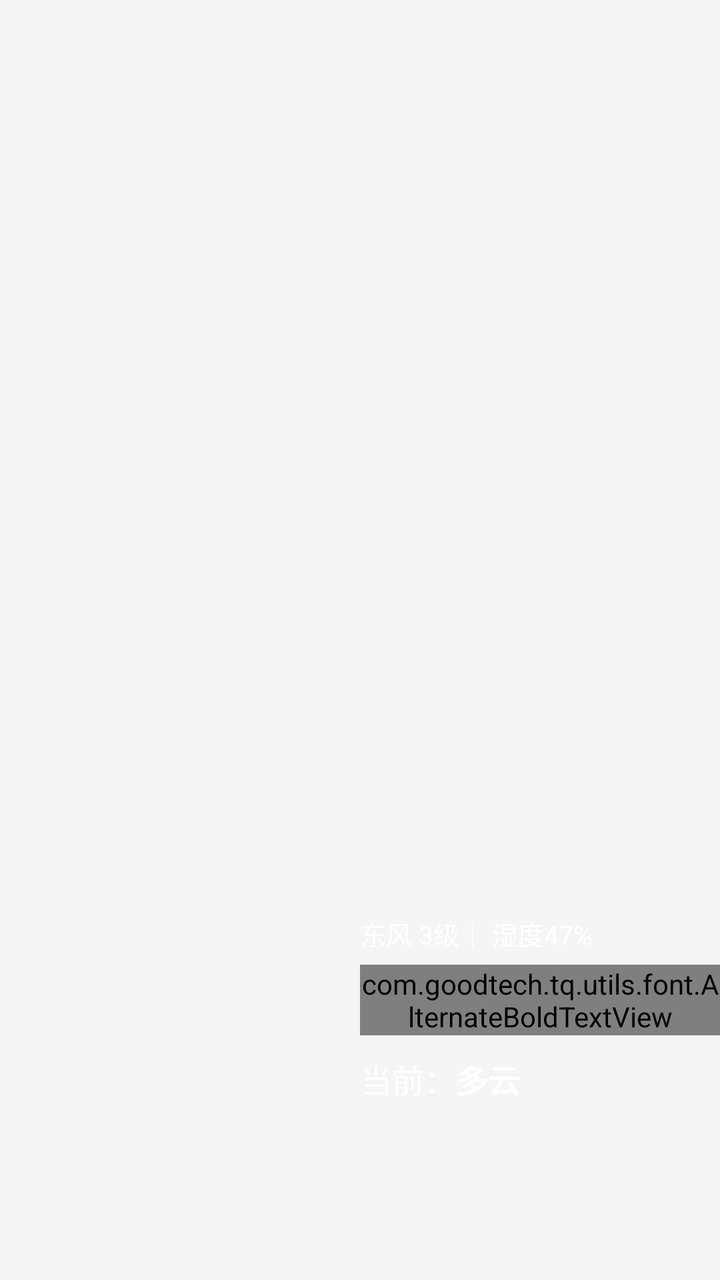
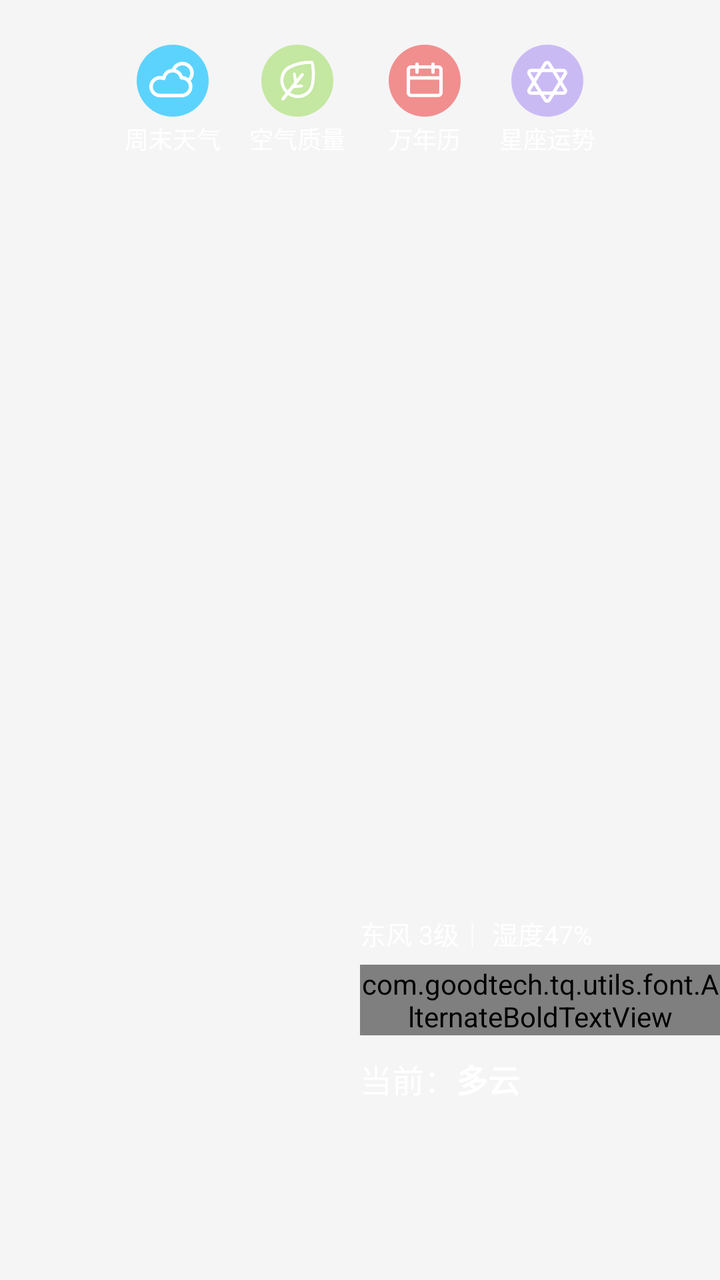

Two renders of the same Android screen: before a commit and after it. Below are the layout's source before the change and the commit's diff.
<!-- AndroidManifest.xml: application theme AppTheme.NoActionBar.TransparentStatusBar.ImmerseStatusBar -->
<!-- res/layout/weather_item_current.xml -->
<?xml version="1.0" encoding="utf-8"?>
<androidx.constraintlayout.widget.ConstraintLayout xmlns:android="http://schemas.android.com/apk/res/android"
    xmlns:app="http://schemas.android.com/apk/res-auto"
    android:id="@+id/linearLayout3"
    android:layout_width="match_parent"
    android:layout_height="wrap_content"
    android:minHeight="320dp">

    <LinearLayout
        android:layout_width="match_parent"
        android:layout_height="wrap_content"
        android:minHeight="140dp"
        android:gravity="center"
        android:layout_marginBottom="70dp"
        app:layout_constraintBottom_toBottomOf="parent">

        <ImageView
            android:id="@+id/img_icon"
            android:layout_width="0dp"
            android:layout_height="wrap_content"
            android:layout_weight="1"
            app:srcCompat="@drawable/icon36" />

        <androidx.constraintlayout.widget.ConstraintLayout
            android:layout_width="0dp"
            android:layout_height="wrap_content"
            android:layout_weight="1">

            <TextView
                android:id="@+id/tv_rh_wrap"
                android:layout_width="wrap_content"
                android:layout_height="0dp"
                android:text="东风 3级｜ 湿度47%"
                android:textColor="@color/white"
                android:textSize="13dp"
                android:gravity="bottom"
                android:layout_marginBottom="14dp"
                app:layout_constraintTop_toTopOf="parent"
                app:layout_constraintStart_toStartOf="parent"
                app:layout_constraintBottom_toTopOf="@+id/alternateBoldTextView" />

            <com.goodtech.tq.utils.font.AlternateBoldTextView
                android:id="@+id/tv_temperature"
                android:layout_width="wrap_content"
                android:layout_height="wrap_content"
                android:text="26"
                android:textColor="@color/white"
                android:textSize="64dp"
                app:layout_constraintStart_toStartOf="parent"
                app:layout_constraintBottom_toBottomOf="parent"
                app:layout_constraintTop_toTopOf="parent" />

            <com.goodtech.tq.utils.font.AlternateBoldTextView
                android:id="@+id/alternateBoldTextView"
                android:layout_width="wrap_content"
                android:layout_height="wrap_content"
                android:layout_marginStart="4dp"
                android:layout_marginTop="16dp"
                android:text="℃"
                android:textColor="@color/white"
                android:textSize="36dp"
                app:layout_constraintBottom_toBottomOf="parent"
                app:layout_constraintStart_toEndOf="@+id/tv_temperature"
                app:layout_constraintTop_toTopOf="parent" />

            <TextView
                android:id="@+id/tv_current"
                android:layout_width="wrap_content"
                android:layout_height="wrap_content"
                android:text="当前："
                android:textColor="@color/white"
                android:textSize="@dimen/sp_16"
                android:layout_marginTop="2dp"
                app:layout_constraintStart_toStartOf="parent"
                app:layout_constraintTop_toBottomOf="@+id/alternateBoldTextView" />

            <TextView
                android:id="@+id/tv_wx_phrase"
                android:layout_width="wrap_content"
                android:layout_height="0dp"
                android:layout_marginTop="2dp"
                android:text="多云"
                android:textColor="@color/white"
                android:textSize="@dimen/sp_16"
                android:fontFamily="sans-serif-black"
                android:layout_marginBottom="2dp"
                app:layout_constraintBottom_toBottomOf="parent"
                app:layout_constraintStart_toEndOf="@+id/tv_current"
                app:layout_constraintTop_toBottomOf="@+id/alternateBoldTextView" />


        </androidx.constraintlayout.widget.ConstraintLayout>

    </LinearLayout>


    <LinearLayout
        android:layout_width="match_parent"
        android:layout_height="wrap_content"
        android:gravity="center"
        android:layout_marginStart="4dp"
        android:layout_marginEnd="4dp"
        android:layout_marginBottom="8dp"
        app:layout_constraintBottom_toBottomOf="parent">

        <ImageView
            android:layout_width="wrap_content"
            android:layout_height="wrap_content"
            app:srcCompat="@drawable/ic_notice" />

        <TextView
            android:id="@+id/tv_notice"
            android:layout_width="wrap_content"
            android:layout_height="wrap_content"
            android:text=""
            android:textColor="@color/white"
            android:textSize="12dp"
            android:lines="1"
            android:gravity="center"
            android:autoSizeTextType="uniform"
            android:autoSizeMinTextSize="8dp"
            android:layout_marginStart="4dp"
            />
    </LinearLayout>

</androidx.constraintlayout.widget.ConstraintLayout>
<!-- resources referenced by this layout -->
<resources>
  <color name="white">#FFFFFF</color>
  <dimen name="sp_16">16dp</dimen>
  <!-- drawable ic_notice: png bitmap (drawable-xxhdpi, 428 bytes) -->
  <!-- drawable icon36: png bitmap (drawable-xxhdpi, 8157 bytes) -->
  <style name="AppTheme.NoActionBar.TransparentStatusBar.ImmerseStatusBar" />
</resources>

<!-- the commit's change to res/layout/weather_item_current.xml (unified diff, before → after) -->
@@ -4,7 +4,14 @@
     android:id="@+id/linearLayout3"
     android:layout_width="match_parent"
     android:layout_height="wrap_content"
-    android:minHeight="320dp">
+    android:minHeight="400dp">
+
+    <include layout="@layout/weather_item_header"
+        android:layout_width="match_parent"
+        android:layout_height="80dp"
+        android:layout_marginTop="10dp"
+        app:layout_constraintTop_toTopOf="parent"
+        />
 
     <LinearLayout
         android:layout_width="match_parent"
@@ -124,3 +131,131 @@
     </LinearLayout>
 
 </androidx.constraintlayout.widget.ConstraintLayout>
+<!-- res/layout/weather_item_header.xml (included above) -->
+<?xml version="1.0" encoding="utf-8"?>
+<androidx.constraintlayout.widget.ConstraintLayout xmlns:android="http://schemas.android.com/apk/res/android"
+    xmlns:app="http://schemas.android.com/apk/res-auto"
+    android:layout_width="match_parent"
+    android:layout_height="80dp" >
+
+    <LinearLayout
+        android:id="@+id/item_weekend_weather"
+        android:layout_width="wrap_content"
+        android:layout_height="wrap_content"
+        android:orientation="vertical"
+        android:gravity="center_horizontal"
+        app:layout_constraintTop_toTopOf="parent"
+        app:layout_constraintBottom_toBottomOf="parent"
+        app:layout_constraintStart_toStartOf="parent"
+        app:layout_constraintEnd_toEndOf="parent"
+        app:layout_constraintHorizontal_bias="0.2"
+        app:layout_constraintVertical_bias="0.5">
+
+        <ImageView
+            android:layout_width="36dp"
+            android:layout_height="36dp"
+            android:src="@drawable/ic_weekend_weather"
+            />
+
+        <TextView
+            android:layout_width="wrap_content"
+            android:layout_height="wrap_content"
+            android:layout_marginTop="2dp"
+            android:text="@string/title_weekend_weather"
+            android:textAlignment="center"
+            android:textColor="@color/white"
+            android:textSize="12dp" />
+
+    </LinearLayout>
+
+    <LinearLayout
+        android:id="@+id/layout_air_quality"
+        android:layout_width="wrap_content"
+        android:layout_height="wrap_content"
+        android:orientation="vertical"
+        android:gravity="center_horizontal"
+        app:layout_constraintTop_toTopOf="parent"
+        app:layout_constraintBottom_toBottomOf="parent"
+        app:layout_constraintStart_toStartOf="parent"
+        app:layout_constraintEnd_toEndOf="parent"
+        app:layout_constraintHorizontal_bias="0.4"
+        app:layout_constraintVertical_bias="0.5">
+
+        <ImageView
+            android:layout_width="36dp"
+            android:layout_height="36dp"
+            android:src="@drawable/ic_air_quality"
+            />
+
+        <TextView
+            android:layout_width="wrap_content"
+            android:layout_height="wrap_content"
+            android:textSize="12dp"
+            android:text="@string/title_air_quality"
+            android:textColor="@color/white"
+            android:textAlignment="center"
+            android:layout_marginTop="2dp" />
+
+    </LinearLayout>
+
+    <LinearLayout
+        android:id="@+id/item_calendar"
+        android:layout_width="wrap_content"
+        android:layout_height="wrap_content"
+        android:orientation="vertical"
+        android:gravity="center_horizontal"
+        app:layout_constraintTop_toTopOf="parent"
+        app:layout_constraintBottom_toBottomOf="parent"
+        app:layout_constraintStart_toStartOf="parent"
+        app:layout_constraintEnd_toEndOf="parent"
+        app:layout_constraintHorizontal_bias="0.6"
+        app:layout_constraintVertical_bias="0.5">
+
+        <ImageView
+            android:layout_width="36dp"
+            android:layout_height="36dp"
+            android:src="@drawable/ic_calendar"
+            />
+
+        <TextView
+            android:layout_width="wrap_content"
+            android:layout_height="wrap_content"
+            android:textSize="12dp"
+            android:text="@string/title_calendar"
+            android:textColor="@color/white"
+            android:textAlignment="center"
+            android:layout_marginTop="2dp" />
+
+    </LinearLayout>
+
+    <LinearLayout
+        android:id="@+id/item_constellation"
+        android:layout_width="wrap_content"
+        android:layout_height="wrap_content"
+        android:orientation="vertical"
+        android:gravity="center_horizontal"
+        app:layout_constraintTop_toTopOf="parent"
+        app:layout_constraintBottom_toBottomOf="parent"
+        app:layout_constraintStart_toStartOf="parent"
+        app:layout_constraintEnd_toEndOf="parent"
+        app:layout_constraintHorizontal_bias="0.8"
+        app:layout_constraintVertical_bias="0.5">
+
+        <ImageView
+            android:layout_width="36dp"
+            android:layout_height="36dp"
+            android:src="@drawable/ic_constellation"
+            />
+
+        <TextView
+            android:layout_width="wrap_content"
+            android:layout_height="wrap_content"
+            android:textSize="12dp"
+            android:text="@string/title_constellation"
+            android:textColor="@color/white"
+            android:textAlignment="center"
+            android:layout_marginTop="2dp" />
+
+    </LinearLayout>
+
+</androidx.constraintlayout.widget.ConstraintLayout>
<!-- resource entries referenced after the edit -->
@@ -2,8 +2,16 @@
 <resources>
   <color name="white">#FFFFFF</color>
   <dimen name="sp_16">16dp</dimen>
+  <!-- drawable ic_air_quality: png bitmap (drawable-xxhdpi, 1593 bytes) -->
+  <!-- drawable ic_calendar: png bitmap (drawable-xxhdpi, 1055 bytes) -->
+  <!-- drawable ic_constellation: png bitmap (drawable-xxhdpi, 1401 bytes) -->
   <!-- drawable ic_notice: png bitmap (drawable-xxhdpi, 428 bytes) -->
+  <!-- drawable ic_weekend_weather: png bitmap (drawable-xxhdpi, 1460 bytes) -->
   <!-- drawable icon36: png bitmap (drawable-xxhdpi, 8157 bytes) -->
+  <string name="title_air_quality">空气质量</string>
+  <string name="title_calendar">万年历</string>
+  <string name="title_constellation">星座运势</string>
+  <string name="title_weekend_weather">周末天气</string>
   <style name="AppTheme.NoActionBar.TransparentStatusBar.ImmerseStatusBar" />
 </resources>
 
